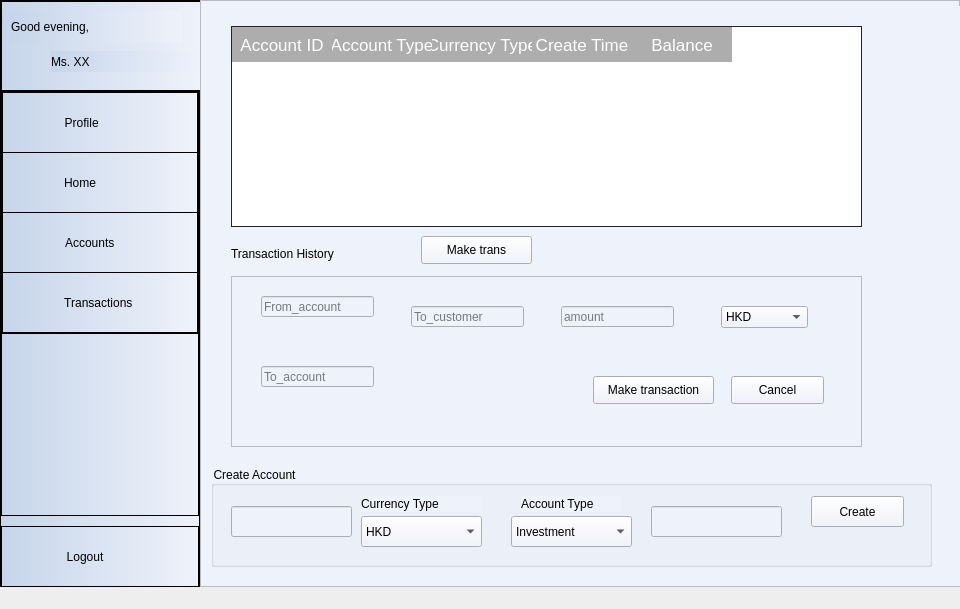
This is p_main.ui in jiarui0000/COMP3278 as Qt 5 draws it before an edit. The edited form follows.
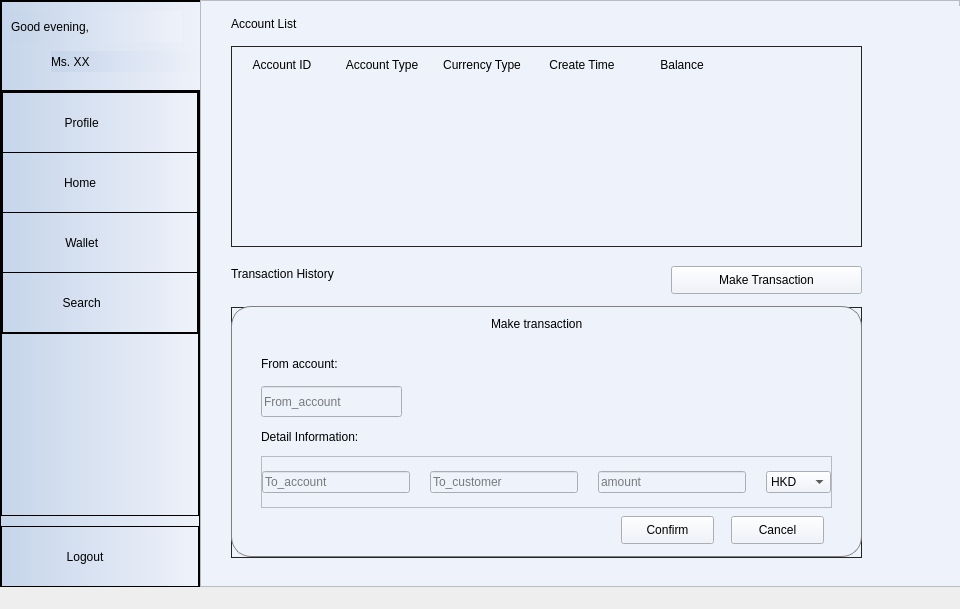
This is the edited form. The open tabs and pages were chosen to show the change. Icons and pictures are not drawn.

Commit message: GUI style except for home page

What changed in the file:
```diff
--- a/p_main.ui
+++ b/p_main.ui
@@ -58,7 +58,7 @@
        </size>
       </property>
       <property name="styleSheet">
-       <string notr="true">background-color: rgb(238, 242, 250);
+       <string notr="true">
 background-color: qlineargradient(spread:pad, x1:0, y1:0, x2:1, y2:0, stop:0 rgba(198, 213, 234, 255), stop:1 rgba(238, 242, 250, 255));
 font: bold italic 13pt &quot;Calibri&quot;;</string>
       </property>
@@ -379,7 +379,7 @@
 </string>
                </property>
                <property name="text">
-                <string> Accounts       </string>
+                <string> Wallet            </string>
                </property>
                <property name="icon">
                 <iconset>
@@ -458,7 +458,7 @@
 </string>
                </property>
                <property name="text">
-                <string>Transactions </string>
+                <string> Search            </string>
                </property>
                <property name="icon">
                 <iconset>
@@ -1362,128 +1362,11 @@
           </layout>
          </widget>
          <widget class="QWidget" name="page_wallet">
-          <widget class="QGroupBox" name="groupBox_2">
-           <property name="geometry">
-            <rect>
-             <x>10</x>
-             <y>460</y>
-             <width>721</width>
-             <height>101</height>
-            </rect>
-           </property>
-           <property name="title">
-            <string>Create Account</string>
-           </property>
-           <widget class="QLineEdit" name="lineEdit_accountid">
-            <property name="geometry">
-             <rect>
-              <x>20</x>
-              <y>40</y>
-              <width>121</width>
-              <height>31</height>
-             </rect>
-            </property>
-           </widget>
-           <widget class="QLineEdit" name="lineEdit_param">
-            <property name="geometry">
-             <rect>
-              <x>440</x>
-              <y>40</y>
-              <width>131</width>
-              <height>31</height>
-             </rect>
-            </property>
-           </widget>
-           <widget class="QPushButton" name="pushButton_create">
-            <property name="geometry">
-             <rect>
-              <x>600</x>
-              <y>30</y>
-              <width>93</width>
-              <height>31</height>
-             </rect>
-            </property>
-            <property name="text">
-             <string>Create</string>
-            </property>
-           </widget>
-           <widget class="QComboBox" name="comboBox_ctype">
-            <property name="geometry">
-             <rect>
-              <x>150</x>
-              <y>50</y>
-              <width>121</width>
-              <height>31</height>
-             </rect>
-            </property>
-            <item>
-             <property name="text">
-              <string>HKD</string>
-             </property>
-            </item>
-            <item>
-             <property name="text">
-              <string>Pound</string>
-             </property>
-            </item>
-           </widget>
-           <widget class="QComboBox" name="comboBox_atype">
-            <property name="geometry">
-             <rect>
-              <x>300</x>
-              <y>50</y>
-              <width>121</width>
-              <height>31</height>
-             </rect>
-            </property>
-            <item>
-             <property name="text">
-              <string>Investment</string>
-             </property>
-            </item>
-            <item>
-             <property name="text">
-              <string>Saving</string>
-             </property>
-            </item>
-            <item>
-             <property name="text">
-              <string>Credit</string>
-             </property>
-            </item>
-           </widget>
-           <widget class="QLabel" name="label_17">
-            <property name="geometry">
-             <rect>
-              <x>150</x>
-              <y>30</y>
-              <width>121</width>
-              <height>16</height>
-             </rect>
-            </property>
-            <property name="text">
-             <string>Currency Type</string>
-            </property>
-           </widget>
-           <widget class="QLabel" name="label_18">
-            <property name="geometry">
-             <rect>
-              <x>310</x>
-              <y>30</y>
-              <width>101</width>
-              <height>16</height>
-             </rect>
-            </property>
-            <property name="text">
-             <string>Account Type</string>
-            </property>
-           </widget>
-          </widget>
           <widget class="QTableWidget" name="tableWidget_accounts">
            <property name="geometry">
             <rect>
              <x>30</x>
-             <y>20</y>
+             <y>40</y>
              <width>631</width>
              <height>201</height>
             </rect>
@@ -1498,84 +1381,30 @@
             <string notr="true">QHeaderView                   
 {
     background:transparent;
+    
+
 }
 QHeaderView::section          
-{
-    font-size:17px;                
-    font-family:&quot;Microsoft YaHei&quot;;	
-    color:#FFFFFF;                 
-    background-color:#ADADAD;           
+{	             
+    background-color:rgb(238, 242, 250);          
     border:none;				
 	text-align:center;             
     min-height:35px;               
     max-height:35px;               
     margin-left:0px;              
     padding-left:0px;
-	border: 0px solid        
+	border: 0px solid;      
 }
-
 QTableWidget{
-alternate-background-color:rgb(192,192,192);	/*背景交错颜色*/
-/***************注意**************
-ui-&gt;tableWidget-&gt;setAlternatingRowColors(true);		//允许绘制背景色交替 必须写这句否则交替背景色没有效果
-*****************************************/
-background:rgb(255,255,255);
-color:#DCDCDC;
+
+background:rgb(238, 242, 250); 
 border:1px solid #242424;
 gridline-color:#242424;
-selection-color:#242424;	/*选中行的字体颜色*/
-selection-background-color:#242424;	/*选中行的背景颜色*/
-}
+selection-color:#242424;
+selection-background-color:rgb(198, 213, 234);
 
-QTableWidget::item             
-{
-    border-bottom:1px solid #EEF1F7;
 }
-
-QTableWidget::item::selected     
-{
-    color:rgb(51,103,204);               
-    background:#FFFFFF;               
-}
-
-QScrollBar::handle:vertical      
-{
-    background: rgba(51,103,204,25%); 
-    border: 0px solid grey;            
-    border-radius:3px;                 
-    width: 8px;                        
-}
-QScrollBar::handle:vertical:hover     
-{
-    background: rgba(51,103,204,50%); 
-    border: 0px solid grey;            
-    border-radius:3px;                 
-    width: 8px;                        
-}
-QScrollBar::vertical                    
-{
-    border-width:1px;                       
-    border-style: solid;                    
-    border-color: rgba(255, 255, 255, 10%); 
-    width: 8px;                             
-    margin:0px 0px 0px 0px;                 
-    border-radius:3px;                      
-}
-QScrollBar::add-page:vertical, QScrollBar::sub-page:vertical 
-{
-    background:rgba(255,255,255,10%);                            
-}
-
-QScrollBar::add-line:vertical {
-	height:6px;width:6px;
-	border-image:url(:/images/a/3.png);
-	subcontrol-position:bottom;
-}
-QScrollBar::sub-line:vertical {
-	height:6px;width:6px;
-	border-image:url(:/images/a/1.png);
-	subcontrol-position:top;
-}</string>
+</string>
            </property>
            <property name="selectionBehavior">
             <enum>QAbstractItemView::SelectRows</enum>
@@ -1610,8 +1439,8 @@
            <property name="geometry">
             <rect>
              <x>30</x>
-             <y>240</y>
-             <width>221</width>
+             <y>260</y>
+             <width>191</width>
              <height>16</height>
             </rect>
            </property>
@@ -1623,11 +1452,37 @@
            <property name="geometry">
             <rect>
              <x>30</x>
-             <y>281</y>
+             <y>301</y>
              <width>631</width>
-             <height>151</height>
+             <height>251</height>
             </rect>
            </property>
+           <property name="styleSheet">
+            <string notr="true">QHeaderView                   
+{
+    background:transparent;
+}
+QHeaderView::section          
+{	             
+    background-color:rgb(238, 242, 250);          
+    border:none;				
+	text-align:center;             
+    min-height:35px;               
+    max-height:35px;               
+    margin-left:0px;              
+    padding-left:0px;
+	border: 0px solid        
+}
+QTableWidget{
+
+background:rgb(238, 242, 250);
+border:1px solid #242424;
+gridline-color:#242424;
+selection-color:#242424;
+selection-background-color:rgb(198, 213, 234);
+
+}</string>
+           </property>
            <column>
             <property name="text">
              <string>Transaction_ID</string>
@@ -1663,24 +1518,28 @@
            <property name="geometry">
             <rect>
              <x>140</x>
-             <y>350</y>
+             <y>400</y>
              <width>441</width>
              <height>16</height>
             </rect>
            </property>
            <property name="text">
-            <string>Select an account to view and make transactions</string>
+            <string>Select an account to view and make transactions!</string>
            </property>
           </widget>
           <widget class="QFrame" name="frame_maketransaction">
            <property name="geometry">
             <rect>
              <x>30</x>
-             <y>270</y>
+             <y>300</y>
              <width>631</width>
-             <height>171</height>
+             <height>251</height>
             </rect>
            </property>
+           <property name="styleSheet">
+            <string notr="true">QFrame#frame_maketransaction{border:1px solid gray;
+border-radius:20px;}</string>
+           </property>
            <property name="frameShape">
             <enum>QFrame::StyledPanel</enum>
            </property>
@@ -1691,7 +1550,7 @@
             <property name="geometry">
              <rect>
               <x>500</x>
-              <y>100</y>
+              <y>210</y>
               <width>93</width>
               <height>28</height>
              </rect>
@@ -1700,94 +1559,13 @@
              <string>Cancel</string>
             </property>
            </widget>
-           <widget class="QLineEdit" name="lineEdit_To_account">
-            <property name="geometry">
-             <rect>
-              <x>30</x>
-              <y>90</y>
-              <width>113</width>
-              <height>21</height>
-             </rect>
-            </property>
-            <property name="text">
-             <string/>
-            </property>
-            <property name="placeholderText">
-             <string>To_account</string>
-            </property>
-           </widget>
-           <widget class="QLineEdit" name="lineEdit_To_customer">
-            <property name="geometry">
-             <rect>
-              <x>180</x>
-              <y>30</y>
-              <width>113</width>
-              <height>21</height>
-             </rect>
-            </property>
-            <property name="text">
-             <string/>
-            </property>
-            <property name="placeholderText">
-             <string>To_customer</string>
-            </property>
-           </widget>
-           <widget class="QLineEdit" name="lineEdit_amount">
-            <property name="geometry">
-             <rect>
-              <x>330</x>
-              <y>30</y>
-              <width>113</width>
-              <height>21</height>
-             </rect>
-            </property>
-            <property name="text">
-             <string/>
-            </property>
-            <property name="placeholderText">
-             <string>amount</string>
-            </property>
-           </widget>
-           <widget class="QComboBox" name="comboBox_ttype">
-            <property name="geometry">
-             <rect>
-              <x>490</x>
-              <y>30</y>
-              <width>87</width>
-              <height>22</height>
-             </rect>
-            </property>
-            <item>
-             <property name="text">
-              <string>HKD</string>
-             </property>
-            </item>
-            <item>
-             <property name="text">
-              <string>Pound</string>
-             </property>
-            </item>
-           </widget>
-           <widget class="QPushButton" name="pushButton_make2">
-            <property name="geometry">
-             <rect>
-              <x>362</x>
-              <y>100</y>
-              <width>121</width>
-              <height>28</height>
-             </rect>
-            </property>
-            <property name="text">
-             <string>Make transaction</string>
-            </property>
-           </widget>
            <widget class="QLineEdit" name="lineEdit_From_account">
             <property name="geometry">
              <rect>
               <x>30</x>
-              <y>20</y>
-              <width>113</width>
-              <height>21</height>
+              <y>80</y>
+              <width>141</width>
+              <height>31</height>
              </rect>
             </property>
             <property name="text">
@@ -1797,18 +1575,160 @@
              <string>From_account</string>
             </property>
            </widget>
+           <widget class="QLabel" name="label_3">
+            <property name="geometry">
+             <rect>
+              <x>30</x>
+              <y>50</y>
+              <width>131</width>
+              <height>16</height>
+             </rect>
+            </property>
+            <property name="text">
+             <string>From account:</string>
+            </property>
+           </widget>
+           <widget class="QLabel" name="label_17">
+            <property name="geometry">
+             <rect>
+              <x>30</x>
+              <y>120</y>
+              <width>171</width>
+              <height>21</height>
+             </rect>
+            </property>
+            <property name="text">
+             <string>Detail Information:</string>
+            </property>
+           </widget>
+           <widget class="QFrame" name="frame_5">
+            <property name="geometry">
+             <rect>
+              <x>30</x>
+              <y>150</y>
+              <width>571</width>
+              <height>52</height>
+             </rect>
+            </property>
+            <property name="frameShape">
+             <enum>QFrame::StyledPanel</enum>
+            </property>
+            <property name="frameShadow">
+             <enum>QFrame::Raised</enum>
+            </property>
+            <layout class="QHBoxLayout" name="horizontalLayout_5">
+             <property name="spacing">
+              <number>20</number>
+             </property>
+             <property name="leftMargin">
+              <number>0</number>
+             </property>
+             <property name="topMargin">
+              <number>0</number>
+             </property>
+             <property name="rightMargin">
+              <number>0</number>
+             </property>
+             <property name="bottomMargin">
+              <number>0</number>
+             </property>
+             <item>
+              <widget class="QLineEdit" name="lineEdit_To_account">
+               <property name="text">
+                <string/>
+               </property>
+               <property name="placeholderText">
+                <string>To_account</string>
+               </property>
+              </widget>
+             </item>
+             <item>
+              <widget class="QLineEdit" name="lineEdit_To_customer">
+               <property name="text">
+                <string/>
+               </property>
+               <property name="placeholderText">
+                <string>To_customer</string>
+               </property>
+              </widget>
+             </item>
+             <item>
+              <widget class="QLineEdit" name="lineEdit_amount">
+               <property name="text">
+                <string/>
+               </property>
+               <property name="placeholderText">
+                <string>amount</string>
+               </property>
+              </widget>
+             </item>
+             <item>
+              <widget class="QComboBox" name="comboBox_ttype">
+               <item>
+                <property name="text">
+                 <string>HKD</string>
+                </property>
+               </item>
+               <item>
+                <property name="text">
+                 <string>Pound</string>
+                </property>
+               </item>
+              </widget>
+             </item>
+            </layout>
+           </widget>
+           <widget class="QPushButton" name="pushButton_make2">
+            <property name="geometry">
+             <rect>
+              <x>390</x>
+              <y>210</y>
+              <width>93</width>
+              <height>28</height>
+             </rect>
+            </property>
+            <property name="text">
+             <string>Confirm</string>
+            </property>
+           </widget>
+           <widget class="QLabel" name="label_18">
+            <property name="geometry">
+             <rect>
+              <x>260</x>
+              <y>10</y>
+              <width>161</width>
+              <height>16</height>
+             </rect>
+            </property>
+            <property name="text">
+             <string>Make transaction</string>
+            </property>
+           </widget>
           </widget>
           <widget class="QPushButton" name="pushButton_make">
            <property name="geometry">
             <rect>
-             <x>220</x>
-             <y>230</y>
-             <width>111</width>
+             <x>470</x>
+             <y>260</y>
+             <width>191</width>
              <height>28</height>
             </rect>
            </property>
            <property name="text">
-            <string>Make trans</string>
+            <string>Make Transaction</string>
+           </property>
+          </widget>
+          <widget class="QLabel" name="label_35">
+           <property name="geometry">
+            <rect>
+             <x>30</x>
+             <y>10</y>
+             <width>221</width>
+             <height>16</height>
+            </rect>
+           </property>
+           <property name="text">
+            <string>Account List</string>
            </property>
           </widget>
          </widget>
```
Left out of the diff: 279 changed lines with no effect on the pictures. The commit also changes 3 other files.
